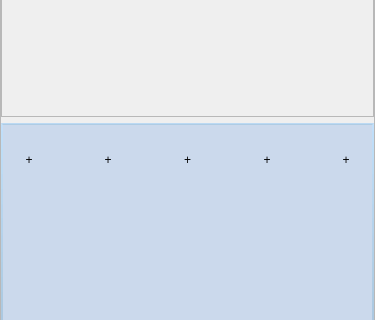
This is UI/main/forcemodel.ui in 851896022/full_link_monitoring as Qt 5 draws it before an edit; both pictures show x 0 to 375 and y 116 to 436 of the 375 by 698 pixel window. The edited form follows.
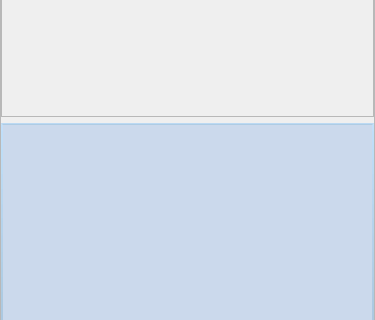
This is the edited form. Icons and pictures are not drawn. Custom widgets are drawn as their Qt base class.

Patch:
```diff
--- a/UI/main/forcemodel.ui
+++ b/UI/main/forcemodel.ui
@@ -65,7 +65,7 @@
         <item>
          <widget class="QLabel" name="label_2">
           <property name="text">
-           <string>+</string>
+           <string/>
           </property>
           <property name="alignment">
            <set>Qt::AlignCenter</set>
@@ -78,7 +78,7 @@
         <item>
          <widget class="QLabel" name="label_3">
           <property name="text">
-           <string>+</string>
+           <string/>
           </property>
           <property name="alignment">
            <set>Qt::AlignCenter</set>
@@ -91,7 +91,7 @@
         <item>
          <widget class="QLabel" name="label_4">
           <property name="text">
-           <string>+</string>
+           <string/>
           </property>
           <property name="alignment">
            <set>Qt::AlignCenter</set>
@@ -104,7 +104,7 @@
         <item>
          <widget class="QLabel" name="label_5">
           <property name="text">
-           <string>+</string>
+           <string/>
           </property>
           <property name="alignment">
            <set>Qt::AlignCenter</set>
@@ -117,7 +117,7 @@
         <item>
          <widget class="QLabel" name="label_6">
           <property name="text">
-           <string>+</string>
+           <string/>
           </property>
           <property name="alignment">
            <set>Qt::AlignCenter</set>
```
